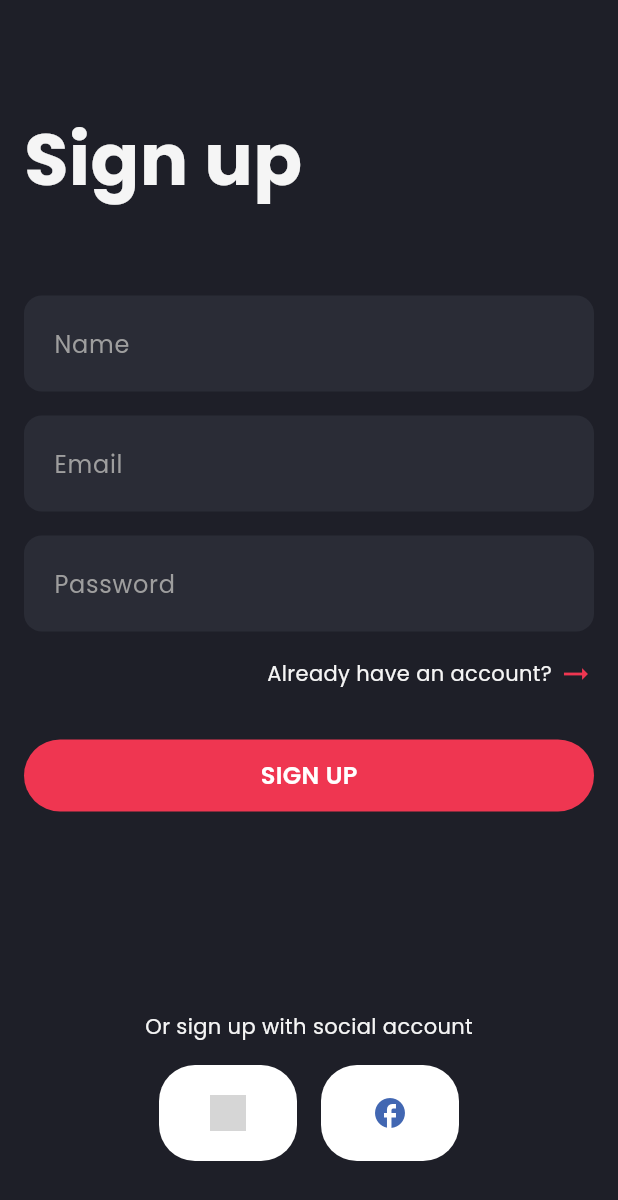
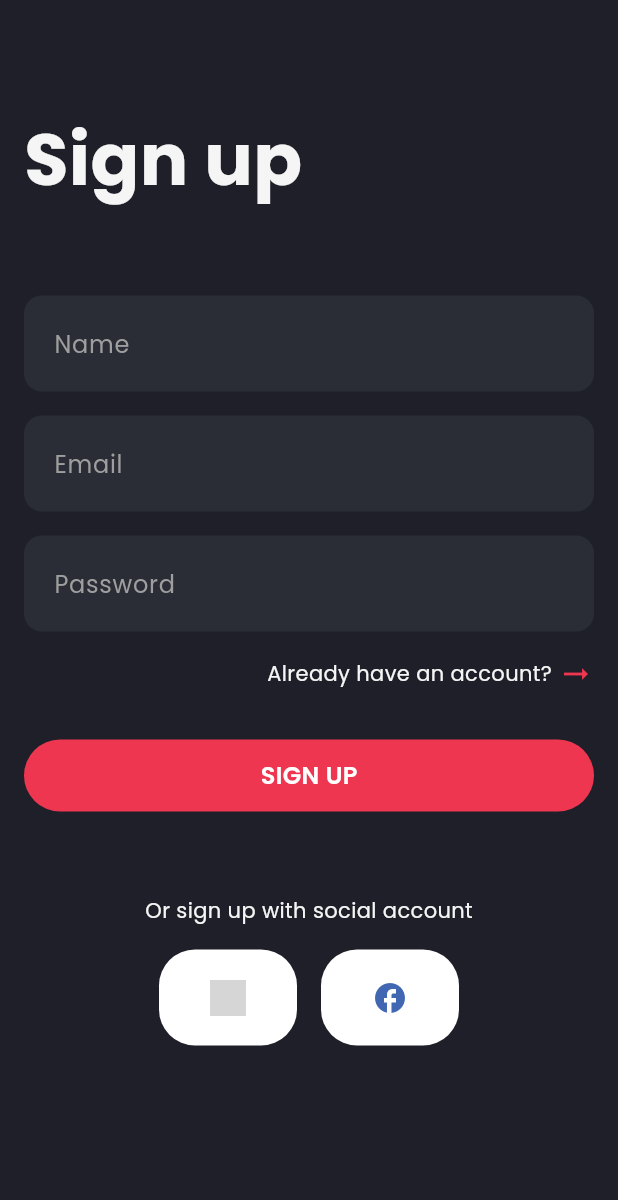
Before and after one commit to Korya25/Fake-Store-App, a Flutter app: the screen it shows after launch, on a phone screen of 412 x 824 dp. Shown: the top 1200 px of the screen. Run offline on Flutter 3.47's test engine with Material 3 defaults, Android fonts, the phone set to English and light mode, and no system bars; our stand-ins replace fluttertoast, go_router, google_fonts; network calls fail; grey boxes are pictures that could not be loaded.

Commit message:
add Auth UI

```diff
--- a/lib/features/presentation/views/forgot_password_page.dart
+++ b/lib/anth/presentation/views/sign_up_view.dart
@@ -1,20 +1,18 @@
-import 'package:fake_store_app/features/presentation/widgets/forgot_password_form.dart';
+import 'package:fake_store_app/anth/presentation/widgets/sign_up_form.dart';
+import 'package:fake_store_app/anth/presentation/widgets/social_login_buttons.dart';
 import 'package:flutter/material.dart';
 import 'package:fake_store_app/core/resource/app_routes.dart';
 import 'package:fake_store_app/core/constant/app_colors.dart';
-import 'package:fake_store_app/features/presentation/widgets/auth_app_bar.dart';
+import 'package:fake_store_app/anth/presentation/widgets/auth_app_bar.dart';
 import 'package:go_router/go_router.dart';
 
 
-class ForgotPasswordView extends StatelessWidget {
-  const ForgotPasswordView({super.key});
+class SignUpView extends StatelessWidget {
+  const SignUpView({super.key});
 
-  void _handleSubmit(BuildContext context, String email) {
+  void _onSignUp(BuildContext context, String name, String email, String password) {
     ScaffoldMessenger.of(context).showSnackBar(
-      const SnackBar(
-        content: Text('Password reset link sent to your email'),
-        backgroundColor: AppColors.success,
-      ),
+      const SnackBar(content: Text('Sign up successful!')),
     );
     context.pushNamed(AppRoutes.login);
   }
@@ -30,9 +28,12 @@ class ForgotPasswordView extends StatelessWidget {
             child: Column(
               crossAxisAlignment: CrossAxisAlignment.start,
               children: [
-                AuthAppBar(title: 'Forgot password'),
+                AuthAppBar(title: 'Sign up', showBackButton: false),
                 const SizedBox(height: 32),
-                ForgotPasswordForm(onSubmit: (email) => _handleSubmit(context, email)),
+                SignUpForm(onSubmit: (name, email, password) => _onSignUp(context, name, email, password)),
+                const SizedBox(height: 24),
+                const SizedBox(height: 32),
+                const SocialLoginButtons(),
               ],
             ),
           ),
--- a/lib/features/presentation/widgets/sign_up_form.dart
+++ b/lib/anth/presentation/widgets/sign_up_form.dart
@@ -2,7 +2,7 @@ import 'package:flutter/material.dart';
 import 'package:fake_store_app/core/utils/validators.dart';
 import 'package:fake_store_app/core/widgets/custom_text_field.dart';
 import 'package:fake_store_app/core/widgets/primary_button.dart';
-import 'package:fake_store_app/features/presentation/widgets/auth_fotter_buttom.dart';
+import 'package:fake_store_app/anth/presentation/widgets/auth_fotter_buttom.dart';
 import 'package:go_router/go_router.dart';
 import 'package:fake_store_app/core/resource/app_routes.dart';
 
@@ -20,9 +20,10 @@ class _SignUpFormState extends State<SignUpForm> {
   final _emailController = TextEditingController();
   final _passwordController = TextEditingController();
   final GlobalKey<FormState> _formKey = GlobalKey();
+bool _showValidationErrors = false;
+Map<String, bool> _hasBeenEdited = {'Name': false ,'email': false, 'password': false};
 
   bool _isLoading = false;
-  bool _showValidationErrors = false;
 
  void _submit() async {
   setState(() => _showValidationErrors = true);
@@ -33,11 +34,12 @@ class _SignUpFormState extends State<SignUpForm> {
   setState(() => _isLoading = false);
 
   widget.onSubmit(
+    _emailController.text.trim(),
     _nameController.text.trim(),
-      _emailController.text.trim(),
     _passwordController.text,
   );
 }
+
 
   @override
   Widget build(BuildContext context) {
@@ -51,14 +53,17 @@ class _SignUpFormState extends State<SignUpForm> {
             controller: _nameController,
             labelText: 'Name',
             validator: (value) {
-              if (!Validators.isValidName(value ?? '')) {
-                return 'Name must be at least 2 characters';
-              }
+    if (!Validators.isValidName(value ?? '')) return 'Invalid';
     return null;
   },
-            hasError: _showValidationErrors &&
+  hasError: _hasBeenEdited['Name']! &&
       !Validators.isValidName(_nameController.text),
-            isValid: Validators.isValidName(_nameController.text),
+  isValid: _hasBeenEdited['Name']! &&
+      Validators.isValidName(_nameController.text),
+  showIconOnly: !_showValidationErrors,
+  onChanged: (value) {
+    setState(() => _hasBeenEdited['Name'] = true);
+  },
           ),
           const SizedBox(height: 16),
           CustomTextField(
@@ -66,14 +71,17 @@ class _SignUpFormState extends State<SignUpForm> {
             labelText: 'Email',
             keyboardType: TextInputType.emailAddress,
   validator: (value) {
-              if (!Validators.isValidEmail(value ?? '')) {
-                return 'Please enter a valid email address';
-              }
+    if (!Validators.isValidEmail(value ?? '')) return 'Invalid';
     return null;
   },
-            hasError: _showValidationErrors &&
+  hasError: _hasBeenEdited['email']! &&
       !Validators.isValidEmail(_emailController.text),
-            isValid: Validators.isValidEmail(_emailController.text),
+  isValid: _hasBeenEdited['email']! &&
+      Validators.isValidEmail(_emailController.text),
+  showIconOnly: !_showValidationErrors,
+  onChanged: (value) {
+    setState(() => _hasBeenEdited['email'] = true);
+  },
           ),
           const SizedBox(height: 16),
           CustomTextField(
@@ -81,14 +89,17 @@ class _SignUpFormState extends State<SignUpForm> {
             labelText: 'Password',
             obscureText: true,
              validator: (value) {
-              if (!Validators.isValidPassword(value ?? '')) {
-                return 'Password must be at least 6 characters';
-              }
+    if (!Validators.isValidPassword(value ?? '')) return 'Invalid';
     return null;
   },
-            hasError: _showValidationErrors &&
+  hasError: _hasBeenEdited['password']! &&
       !Validators.isValidPassword(_passwordController.text),
-            isValid: Validators.isValidPassword(_passwordController.text),
+  isValid: _hasBeenEdited['password']! &&
+      Validators.isValidPassword(_passwordController.text),
+  showIconOnly: !_showValidationErrors,
+  onChanged: (value) {
+    setState(() => _hasBeenEdited['password'] = true);
+  },
           ),
           const SizedBox(height: 16),
           AuthFotterButtom(
--- a/lib/core/resource/app_router.dart
+++ b/lib/core/resource/app_router.dart
@@ -1,7 +1,7 @@
 import 'package:fake_store_app/core/resource/app_routes.dart';
-import 'package:fake_store_app/features/presentation/views/forgot_password_page.dart';
-import 'package:fake_store_app/features/presentation/views/login_view.dart';
-import 'package:fake_store_app/features/presentation/views/sign_up_view.dart';
+import 'package:fake_store_app/anth/presentation/views/forgot_password_page.dart';
+import 'package:fake_store_app/anth/presentation/views/login_view.dart';
+import 'package:fake_store_app/anth/presentation/views/sign_up_view.dart';
 import 'package:go_router/go_router.dart';
 
 class AppRouter {
--- a/lib/core/widgets/custom_text_field.dart
+++ b/lib/core/widgets/custom_text_field.dart
@@ -4,13 +4,11 @@ import 'package:fake_store_app/core/constant/app_colors.dart';
 
 class CustomTextField extends StatelessWidget {
   final String? labelText;
-  final String? hintText;
   final TextEditingController? controller;
   final bool hasError;
-  final String? errorText;
   final bool isValid;
+  final bool showIconOnly;
   final Widget? suffixIcon;
-  final Widget? prefixIcon;
   final bool obscureText;
   final TextInputType? keyboardType;
   final Function(String)? onChanged;
@@ -20,13 +18,11 @@ class CustomTextField extends StatelessWidget {
   const CustomTextField({
     super.key,
     this.labelText,
-    this.hintText,
     this.controller,
     this.hasError = false,
-    this.errorText,
     this.isValid = false,
+    this.showIconOnly = false,
     this.suffixIcon,
-    this.prefixIcon,
     this.obscureText = false,
     this.keyboardType,
     this.onChanged,
@@ -37,50 +33,29 @@ class CustomTextField extends StatelessWidget {
   @override
   Widget build(BuildContext context) {
     return TextFormField(
-      validator: validator,
-      cursorColor: AppColors.grey,
+      validator: showIconOnly ? (_) => null : validator,
       controller: controller,
       obscureText: obscureText,
       keyboardType: keyboardType,
       onChanged: onChanged,
       enabled: enabled,
+      cursorColor: AppColors.grey,
       style: AppTextStyle.descriptiveItems.copyWith(
         color: AppColors.ordinaryText,
       ),
       decoration: InputDecoration(
-        contentPadding:
-            const EdgeInsets.symmetric(vertical: 20, horizontal: 16),
+        contentPadding: const EdgeInsets.symmetric(vertical: 20, horizontal: 16),
         labelText: labelText,
-        labelStyle:
-            AppTextStyle.descriptiveItems.copyWith(color: AppColors.grey),
-        hintText: hintText,
-        hintStyle:
-            AppTextStyle.descriptiveItems.copyWith(color: AppColors.grey),
-        prefixIcon: prefixIcon,
+        labelStyle: AppTextStyle.descriptiveItems.copyWith(color: AppColors.grey),
         suffixIcon: _buildSuffixIcon(),
         filled: true,
         fillColor: AppColors.dark,
-        errorText: hasError ? errorText : null,
         border: OutlineInputBorder(
           borderRadius: BorderRadius.circular(12),
           borderSide: BorderSide.none,
         ),
-        enabledBorder: OutlineInputBorder(
-          borderRadius: BorderRadius.circular(12),
-          borderSide: BorderSide.none,
-        ),
-        focusedBorder: OutlineInputBorder(
-          borderRadius: BorderRadius.circular(12),
-          borderSide: BorderSide.none,
-        ),
-        errorBorder: OutlineInputBorder(
-          borderRadius: BorderRadius.circular(12),
-          borderSide: BorderSide.none,
-        ),
-        focusedErrorBorder: OutlineInputBorder(
-          borderRadius: BorderRadius.circular(12),
-          borderSide: BorderSide.none,
-        ),
+        // No errorText shown when showIconOnly = true
+        errorText: showIconOnly ? null : (hasError ? ' ' : null),
       ),
     );
   }
--- a/lib/features/presentation/views/sign_up_view.dart
+++ /dev/null
@@ -1,48 +0,0 @@
-import 'package:fake_store_app/features/presentation/widgets/sign_up_form.dart';
-import 'package:fake_store_app/features/presentation/widgets/social_login_buttons.dart';
-import 'package:flutter/material.dart';
-import 'package:fake_store_app/core/resource/app_routes.dart';
-import 'package:fake_store_app/core/constant/app_colors.dart';
-import 'package:fake_store_app/features/presentation/widgets/auth_app_bar.dart';
-import 'package:go_router/go_router.dart';
-
-
-class SignUpView extends StatelessWidget {
-  const SignUpView({super.key});
-
-  void _onSignUp(BuildContext context, String name, String email, String password) {
-    ScaffoldMessenger.of(context).showSnackBar(
-      const SnackBar(content: Text('Sign up successful!')),
-    );
-    context.pushNamed(AppRoutes.login);
-  }
-
-  @override
-  Widget build(BuildContext context) {
-    return Scaffold(
-      backgroundColor: AppColors.background,
-      body: SafeArea(
-        child: Padding(
-          padding: const EdgeInsets.only(left: 16,right: 16,top: 16,bottom: 50),
-          child: Column(
-            children: [
-              Expanded(
-                child: SingleChildScrollView(
-                  child: Column(
-                    crossAxisAlignment: CrossAxisAlignment.start,
-                    children: [
-                      const AuthAppBar(title: 'Sign up', showBackButton: false),
-                      const SizedBox(height: 32),
-                      SignUpForm(onSubmit: (name, email, password) => _onSignUp(context, name, email, password)),
-                    ],
-                  ),
-                ),
-              ),
-              const SocialLoginButtons(),
-            ],
-          ),
-        ),
-      ),
-    );
-  }
-}
--- a/pubspec.yaml
+++ b/pubspec.yaml
@@ -36,6 +36,7 @@ dependencies:
   cupertino_icons: ^1.0.8
   google_fonts: ^6.2.1
   go_router: ^15.2.3
+  fluttertoast: ^8.2.12
 
 dev_dependencies:
   flutter_test:
```
Also changed, not shown: lib/anth/presentation/views/forgot_password_page.dart (added, +43 -0 lines), lib/anth/presentation/views/login_view.dart (added, +41 -0 lines), lib/anth/presentation/widgets/forgot_password_form.dart (renamed from lib/features/presentation/widgets/forgot_password_form.dart, +10 -6 lines), lib/anth/presentation/widgets/login_form.dart (renamed from lib/features/presentation/widgets/login_form.dart, +22 -13 lines), lib/anth/presentation/widgets/social_login_buttons.dart (renamed from lib/features/presentation/widgets/social_login_buttons.dart, +18 -10 lines), lib/features/presentation/views/login_view.dart (deleted, +0 -44 lines), lib/anth/presentation/widgets/auth_app_bar.dart (renamed from lib/features/presentation/widgets/auth_app_bar.dart), lib/anth/presentation/widgets/auth_fotter_buttom.dart (renamed from lib/features/presentation/widgets/auth_fotter_buttom.dart), pubspec.lock. Lines whose indentation alone changed are shown as unchanged.
